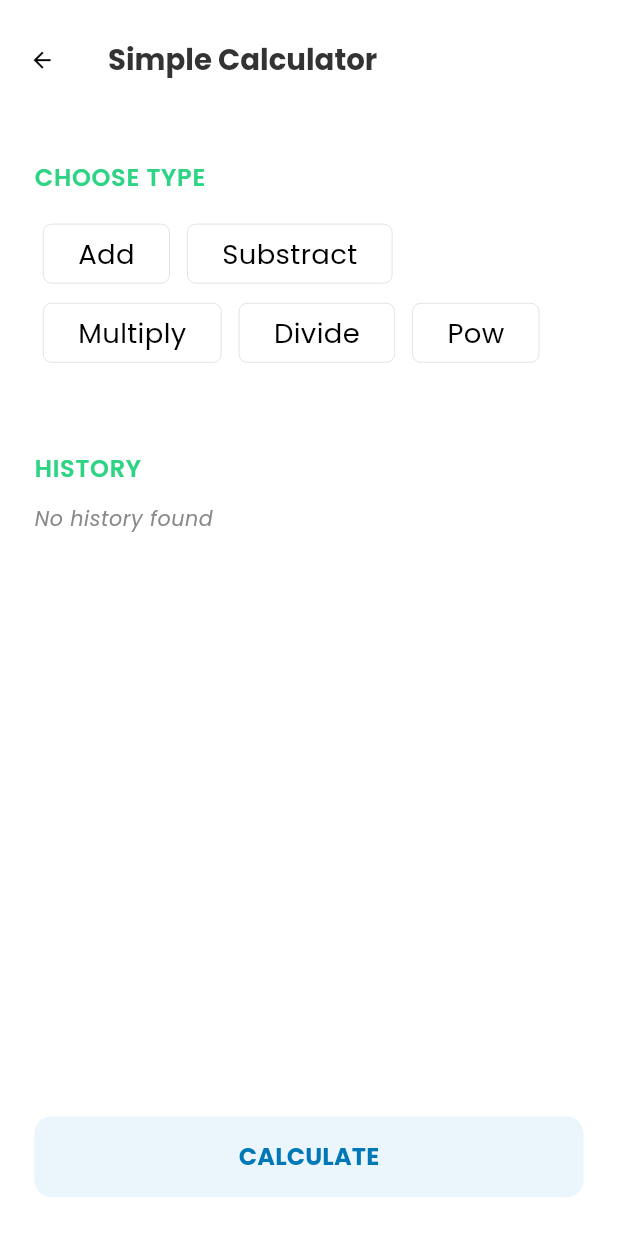
After one commit to septiadi70/tw-lecture-lesson-project, a Flutter app: the SimpleCalculatorPage screen opened by its route, after a tap on "CALCULATE", on a phone screen of 412 x 824 dp. The commit adds this screen. Run offline on Flutter 3.47's test engine with Material 3 defaults, Android fonts, the phone set to English and light mode, and no system bars; our stand-ins replace auto_route, bloc, dio, flutter_screenutil, flutter_svg, fluttertoast and 7 more; generated files the repository leaves out were written again.

Commit message:
FEAT: Add simple calculator page

```diff
--- a/lib/core/routes/app_router.dart
+++ b/lib/core/routes/app_router.dart
@@ -10,5 +10,7 @@ class AppRouter extends $AppRouter {
     AutoRoute(page: DummyUISecondRoute.page),
     AutoRoute(page: CounterAppRoute.page),
     AutoRoute(page: InputValidationRoute.page),
+    AutoRoute(page: SimpleCalculatorRoute.page),
+    AutoRoute(page: NewsAppRoute.page),
   ];
 }
--- a/lib/domain/main_page/entities/home_menu_model.dart
+++ b/lib/domain/main_page/entities/home_menu_model.dart
@@ -17,8 +17,8 @@ class HomeMenuModel {
       const HomeMenuModel(title: 'Dummy UI', desc: 'Introducing basic flutter widget UI', routePath: DummyUIFirstRoute()),
       const HomeMenuModel(title: 'Counter Example (State Management)', desc: 'Introducing of state management using flutter_bloc. Level: 1', routePath: CounterAppRoute()),
       const HomeMenuModel(title: 'Input Validation Example (State Management)', desc: 'Flutter state management using flutter_bloc to handle validation in text field. Level: 2', routePath: InputValidationRoute()),
-      const HomeMenuModel(title: 'Calculator Example (State Management)', desc: 'Flutter state management using flutter_bloc to calculate simple syntax. Level 3'),
-      const HomeMenuModel(title: 'News App', desc: 'API calling using free source from NYTimes'),
+      const HomeMenuModel(title: 'Calculator Example (State Management)', desc: 'Flutter state management using flutter_bloc to calculate simple syntax. Level 3', routePath: SimpleCalculatorRoute()),
+      const HomeMenuModel(title: 'News App', desc: 'API calling using free source from NYTimes', routePath: NewsAppRoute()),
       const HomeMenuModel(title: 'To Do App', desc: 'Create a to do list that saved in local storage using hydrated_bloc. Level: 4'),
     ];
   }
--- /dev/null
+++ b/lib/domain/simple_calculator/entities/simple_calculator_history_model.dart
@@ -0,0 +1,17 @@
+import 'package:trinity_lecture_app/presentation/pages/simple_calculator_page/simple_calculator_page.dart';
+
+class SimpleCalculatorHistoryModel {
+  final String firstNumber;
+  final String secondNumber;
+  final SimpleCalculationType type;
+
+  const SimpleCalculatorHistoryModel({
+    required this.firstNumber,
+    required this.secondNumber,
+    required this.type
+  });
+
+  String getLabel() {
+    return '$firstNumber ${type.value} $secondNumber';
+  }
+}
--- /dev/null
+++ b/lib/presentation/pages/simple_calculator_page/simple_calculator_page.dart
@@ -0,0 +1,249 @@
+import 'package:auto_route/auto_route.dart';
+import 'package:flutter/material.dart';
+import 'package:trinity_lecture_app/core/commons/colors_const.dart';
+import 'package:trinity_lecture_app/domain/simple_calculator/entities/simple_calculator_history_model.dart';
+import 'package:trinity_lecture_app/presentation/pages/simple_calculator_page/widgets/simple_calculator_history_card.dart';
+import 'package:trinity_lecture_app/presentation/widgets/atoms/text_theme_extension.dart';
+import 'package:trinity_lecture_app/presentation/widgets/atoms/title_section_text.dart';
+import 'package:trinity_lecture_app/presentation/widgets/molecules/chip.dart';
+import 'package:trinity_lecture_app/presentation/widgets/organisms/text_form_field.dart';
+import 'package:trinity_lecture_app/presentation/widgets/organisms/ui_helper.dart';
+
+@RoutePage()
+class SimpleCalculatorPage extends StatefulWidget {
+  const SimpleCalculatorPage({super.key});
+
+  @override
+  State<SimpleCalculatorPage> createState() => _SimpleCalculatorPageState();
+}
+
+class _SimpleCalculatorPageState extends State<SimpleCalculatorPage> {
+  final _operations = [
+    SimpleCalculationType.plus,
+    SimpleCalculationType.substract,
+    SimpleCalculationType.multiply,
+    SimpleCalculationType.divide,
+    SimpleCalculationType.pow
+  ];
+  SimpleCalculationType? _operationSelected;
+  final _firstNumberTextController = TextEditingController();
+  final _secondNumberTextController = TextEditingController();
+  double? _calculationValue;
+  final List<SimpleCalculatorHistoryModel> _history = [];
+
+  @override
+  Widget build(BuildContext context) {
+    return GestureDetector(
+      onTap: () {
+        FocusScopeNode currentFocus = FocusScope.of(context);
+        if (!currentFocus.hasPrimaryFocus) {
+          currentFocus.unfocus();
+        }
+      },
+      child: Scaffold(
+        appBar: AppBar(
+          title: const Text('Simple Calculator'),
+        ),
+        resizeToAvoidBottomInset: false,
+        body: Padding(
+          padding: UIHelper.padding(all: 20),
+          child: Column(
+            mainAxisAlignment: MainAxisAlignment.start,
+            crossAxisAlignment: CrossAxisAlignment.stretch,
+            children: [
+              const TitleSectionText('CHOOSE TYPE'),
+              UIHelper.verticalSpace(10),
+              Wrap(
+                children: _operations.map((e) {
+                  return Padding(
+                    padding: UIHelper.padding(all: 5),
+                    child: ChipCustom(
+                      onTap: () {
+                        setState(() {
+                          _operationSelected = e;
+                          _firstNumberTextController.text = '';
+                          _secondNumberTextController.text = '';
+                          _calculationValue = 0;
+                        });
+                      },
+                      title: e.label,
+                      isChoosen: _operationSelected == e,
+                    ),
+                  );
+                }).toList(),
+              ),
+              UIHelper.verticalSpace(20),
+              if (_operationSelected != null)
+                Column(
+                  children: [
+                    Row(
+                      children: [
+                        SizedBox(
+                          width: 80,
+                          child: TextFormFieldCustom(
+                            controller: _firstNumberTextController,
+                            keyboardType: TextInputType.number,
+                          ),
+                        ),
+                        UIHelper.horizontalSpace(10),
+                        Text(
+                          _operationSelected?.value ?? '',
+                          style: context.textTheme.displayLarge?.copyWith(
+                            fontSize: 30
+                          ),
+                        ),
+                        UIHelper.horizontalSpace(10),
+                        SizedBox(
+                          width: 80,
+                          child: TextFormFieldCustom(
+                            controller: _secondNumberTextController,
+                            keyboardType: TextInputType.number,
+                          ),
+                        ),
+                        UIHelper.horizontalSpace(10),
+                        Text(
+                          '=',
+                          style: context.textTheme.displayLarge?.copyWith(
+                            fontSize: 30
+                          ),
+                        ),
+                        UIHelper.horizontalSpace(10),
+                        Text(
+                          _calculationValue != null ? _formatDoubleValue(_calculationValue!) : '. . .',
+                          style: context.textTheme.displayLarge?.copyWith(
+                            fontSize: 30
+                          ),
+                        ),
+                      ],
+                    ),
+                    UIHelper.verticalSpace(20),
+                    Container(
+                      decoration: BoxDecoration(
+                        color: ColorConstant.lightGreen,
+                        borderRadius: UIHelper.borderRadiusCircular(all: 10)
+                      ),
+                      child: Padding(
+                        padding: UIHelper.padding(all: 10),
+                        child: Row(
+                          children: [
+                            const Icon(
+                              Icons.info_outline,
+                              color: ColorConstant.green,
+                              size: 20,
+                            ),
+                            UIHelper.horizontalSpace(10),
+                            Expanded(
+                              child: Text(
+                                'Press calculate button to get the result',
+                                style: context.textTheme.bodyLarge?.copyWith(
+                                  color: ColorConstant.grey,
+                                ),
+                              ),
+                            )
+                          ],
+                        ),
+                      ),
+                    ),
+                  ],
+                ),
+              UIHelper.verticalSpace(20),
+              const TitleSectionText('HISTORY'),
+              UIHelper.verticalSpace(10),
+              Expanded(
+                child: _history.isNotEmpty ? ListView.builder(
+                  itemCount: _history.length,
+                  itemBuilder: (context, index) {
+                    final calculate = _history[index];
+                    return Padding(
+                      padding: UIHelper.padding(vertical: 5),
+                      child: SimpleCalculatorHistoryCard(
+                        text: calculate.getLabel(),
+                        onPressed: () {
+                          _firstNumberTextController.text = calculate.firstNumber;
+                          _secondNumberTextController.text = calculate.secondNumber;
+                          setState(() => _operationSelected = calculate.type);
+                        },
+                      ),
+                    );
+                  },
+                ) : Text(
+                  'No history found',
+                  style: context.textTheme.bodySmall?.copyWith(
+                    fontStyle: FontStyle.italic,
+                    color: ColorConstant.grey,
+                  ),
+                ),
+              ),
+              UIHelper.verticalSpace(10),
+              ElevatedButton(
+                onPressed: () => _calculate(),
+                child: const Text('CALCULATE')
+              ),
+            ],
+          ),
+        ),
+      ),
+    );
+  }
+
+  String _formatDoubleValue(double value) {
+    RegExp regex = RegExp(r'([.]*0)(?!.*\d)');
+    return value.toString().replaceAll(regex, '');
+  }
+
+  void _calculate() {
+    if (_operationSelected == null) return;
+
+    final firstNumber = double.tryParse(_firstNumberTextController.text);
+    final secondNumber = double.tryParse(_secondNumberTextController.text);
+
+    if (firstNumber == null || secondNumber == null) return;
+
+    switch (_operationSelected) {
+      case SimpleCalculationType.plus:
+        _calculationValue = firstNumber + secondNumber;
+        break;
+
+      case SimpleCalculationType.substract:
+        _calculationValue = firstNumber - secondNumber;
+        break;
+
+      case SimpleCalculationType.multiply:
+        _calculationValue = firstNumber * secondNumber;
+        break;
+
+      case SimpleCalculationType.divide:
+        _calculationValue = firstNumber / secondNumber;
+        break;
+
+      case SimpleCalculationType.pow:
+        _calculationValue = firstNumber % secondNumber;
+        break;
+
+      default:
+    }
+
+    setState(() {
+      _history.add(
+        SimpleCalculatorHistoryModel(
+          firstNumber: _firstNumberTextController.text,
+          secondNumber: _secondNumberTextController.text,
+          type: _operationSelected!
+        )
+      );
+    });
+  }
+}
+
+enum SimpleCalculationType {
+  plus('Add', '+'),
+  substract('Substract', '-'),
+  multiply('Multiply', 'X'),
+  divide('Divide', '/'),
+  pow('Pow', '^');
+
+  const SimpleCalculationType(this.label, this.value);
+
+  final String label;
+  final String value;
+}
```
Also changed, not shown: lib/presentation/pages/input_validation_page/input_validation_page.dart (+1 -6 lines), lib/presentation/pages/news_app_page/news_app_page.dart (added, +23 -0 lines), lib/presentation/pages/simple_calculator_page/widgets/simple_calculator_history_card.dart (added, +45 -0 lines), lib/core/routes/app_router.gr.dart.
